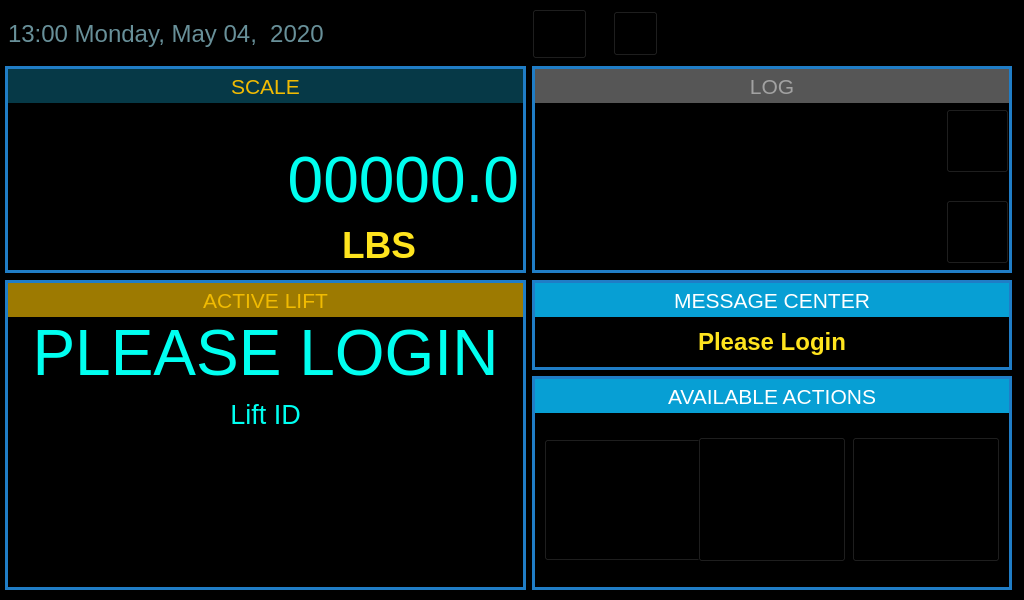
Qt form DMM/mainwidget.ui (mickyTwenty/DMM) before a commit.
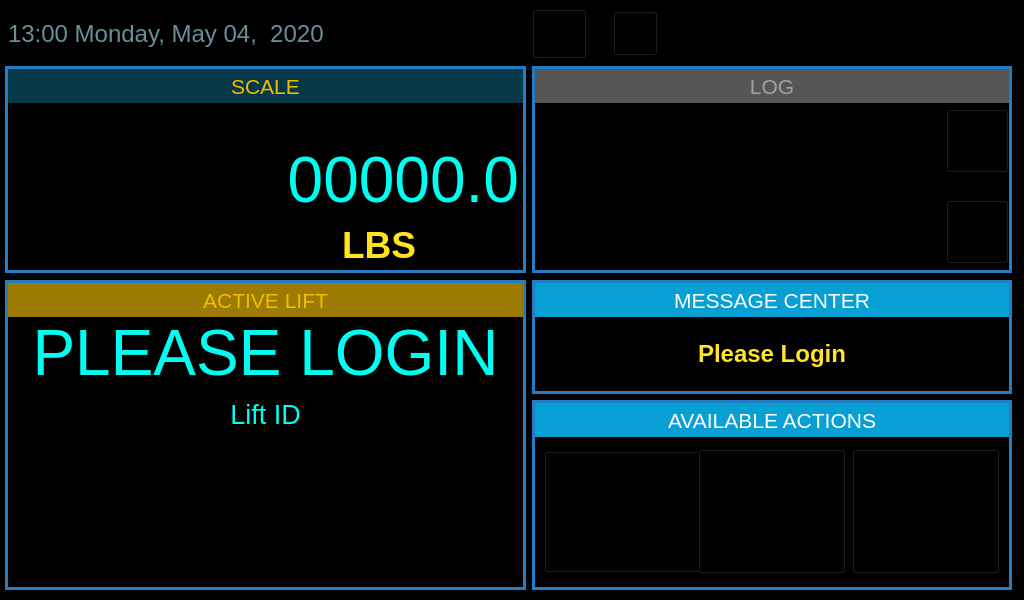
The same form after that commit. Icons and pictures are not drawn.

Commit message: increase the height of message center

```diff
--- a/DMM/mainwidget.ui
+++ b/DMM/mainwidget.ui
@@ -840,13 +840,13 @@
        <property name="minimumSize">
         <size>
          <width>480</width>
-         <height>90</height>
+         <height>114</height>
         </size>
        </property>
        <property name="maximumSize">
         <size>
          <width>480</width>
-         <height>90</height>
+         <height>114</height>
         </size>
        </property>
        <property name="styleSheet">
@@ -941,13 +941,13 @@
        <property name="minimumSize">
         <size>
          <width>480</width>
-         <height>214</height>
+         <height>190</height>
         </size>
        </property>
        <property name="maximumSize">
         <size>
          <width>480</width>
-         <height>214</height>
+         <height>190</height>
         </size>
        </property>
        <property name="styleSheet">
@@ -1019,13 +1019,25 @@
           <property name="minimumSize">
            <size>
             <width>0</width>
-            <height>174</height>
+            <height>150</height>
            </size>
           </property>
           <property name="styleSheet">
            <string notr="true">background:transparent;</string>
           </property>
           <layout class="QHBoxLayout" name="horizontalLayout_4">
+           <property name="leftMargin">
+            <number>9</number>
+           </property>
+           <property name="topMargin">
+            <number>0</number>
+           </property>
+           <property name="rightMargin">
+            <number>9</number>
+           </property>
+           <property name="bottomMargin">
+            <number>0</number>
+           </property>
            <item>
             <spacer name="horizontalSpacer_5">
              <property name="orientation">
```
The commit also changes 1 other file.
